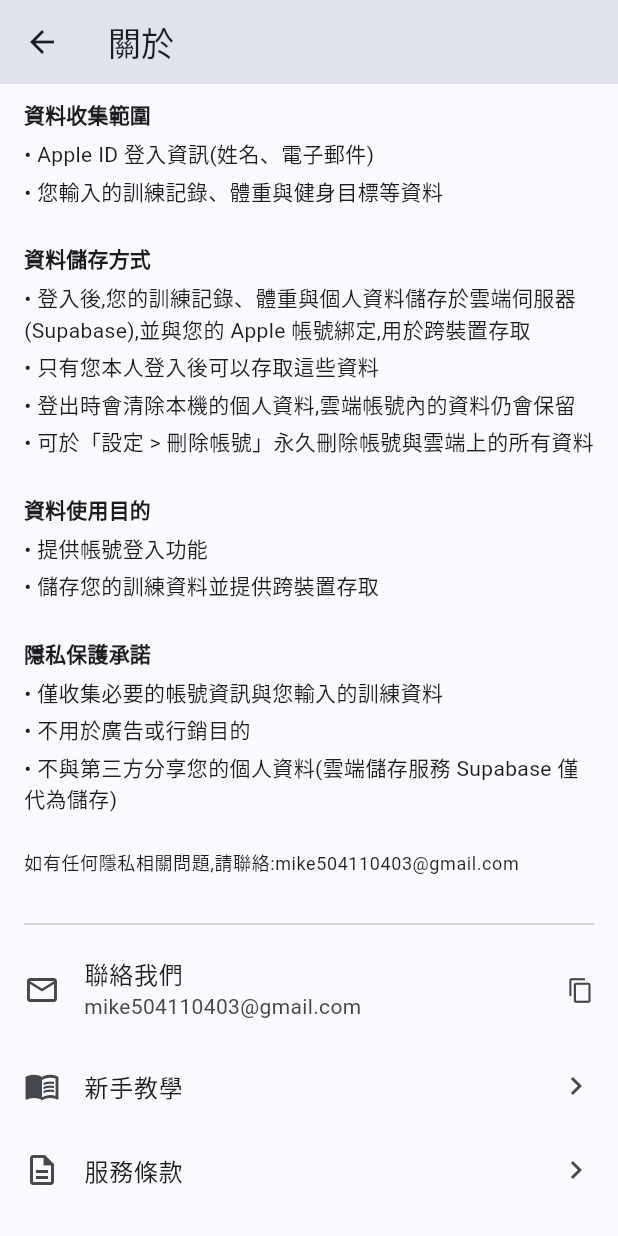
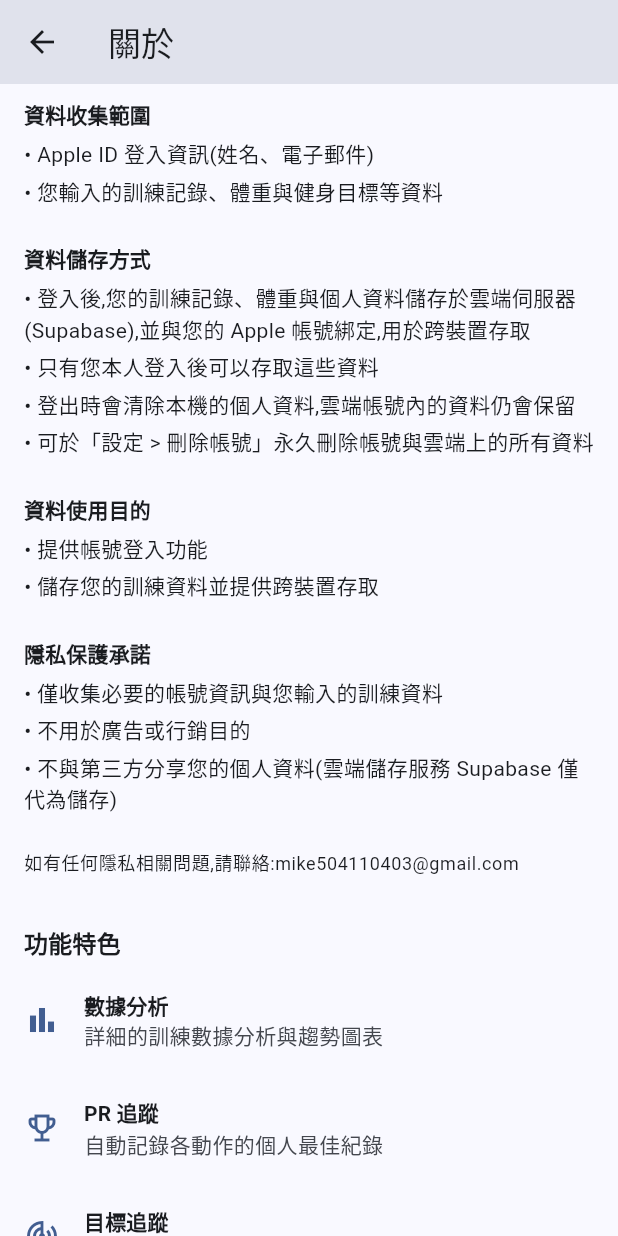
Before and after one commit to mike504110403/workout-record, a Flutter app: the AboutPage screen opened directly, scrolled down 207 dp, on a phone screen of 412 x 824 dp. Run offline on Flutter 3.47's test engine with Material 3 defaults, Android fonts, the light colour scheme and no system bars; our stand-ins replace drift, drift_flutter, fl_chart, flutter_riverpod, go_router, package_info_plus and 3 more; missing offline and left inert: sqlite3; accounts and stored records are empty; generated files the repository leaves out were written again.

Commit message:
feat(wave8): 1RM 公式說明頁、重置所有設定、關於頁功能特色與開發者;onboarding 移除不存在的成就/計劃宣傳(對照 iOS)

```diff
--- a/app/lib/features/onboarding/onboarding_page.dart
+++ b/app/lib/features/onboarding/onboarding_page.dart
@@ -217,9 +217,9 @@ class _WelcomeStep extends StatelessWidget {
           ),
           SizedBox(height: 12),
           _FeatureCard(
-            icon: Icons.emoji_events,
-            title: '成就系統',
-            description: '解鎖各種成就,激勵持續訓練',
+            icon: Icons.track_changes,
+            title: '目標設定',
+            description: '設定健身目標,持續追蹤達成進度',
           ),
         ],
       ),
@@ -449,8 +449,8 @@ class _FeaturesStep extends StatelessWidget {
   static const _features = [
     (Icons.fitness_center, '訓練記錄', '記錄每次訓練'),
     (Icons.bar_chart, '數據分析', '查看訓練統計'),
-    (Icons.calendar_month, '計劃安排', '規劃訓練計劃'),
-    (Icons.emoji_events, '成就系統', '解鎖各種成就'),
+    (Icons.library_books, '訓練範本', '儲存常用範本,快速開始訓練'),
+    (Icons.emoji_events, 'PR 追蹤', '記錄各動作的個人最佳'),
     (Icons.track_changes, '目標設定', '設定健身目標'),
     (Icons.cloud_done, '雲端儲存', '登入後資料與帳號綁定,跨裝置存取'),
   ];
@@ -464,7 +464,7 @@ class _FeaturesStep extends StatelessWidget {
           const _StepHeader(
             icon: Icons.star,
             title: '主要功能',
-            description: '應用程式提供完整的健身記錄功能,包括訓練記錄、進度追蹤和成就系統',
+            description: '應用程式提供完整的健身記錄功能,包括訓練記錄、進度追蹤和目標設定',
           ),
           const SizedBox(height: 24),
           GridView.count(
--- a/app/lib/features/settings/about/about_page.dart
+++ b/app/lib/features/settings/about/about_page.dart
@@ -134,6 +134,29 @@ class _AboutPageState extends State<AboutPage> {
           ),
           const SizedBox(height: 20),
           Text('如有任何隱私相關問題,請聯絡:$kContactEmail', style: Theme.of(context).textTheme.bodySmall),
+          const SizedBox(height: 32),
+          Text('功能特色', style: Theme.of(context).textTheme.titleMedium?.copyWith(fontWeight: FontWeight.bold)),
+          const SizedBox(height: 4),
+          const _FeatureRow(
+            icon: Icons.bar_chart,
+            title: '數據分析',
+            description: '詳細的訓練數據分析與趨勢圖表',
+          ),
+          const _FeatureRow(
+            icon: Icons.emoji_events_outlined,
+            title: 'PR 追蹤',
+            description: '自動記錄各動作的個人最佳紀錄',
+          ),
+          const _FeatureRow(
+            icon: Icons.track_changes,
+            title: '目標追蹤',
+            description: '設定並追蹤您的健身目標',
+          ),
+          const _FeatureRow(
+            icon: Icons.fitness_center,
+            title: '三項力量',
+            description: '專業的深蹲、臥推、硬舉記錄',
+          ),
           const SizedBox(height: 24),
           const Divider(),
           ListTile(
@@ -171,8 +194,34 @@ class _AboutPageState extends State<AboutPage> {
               MaterialPageRoute<void>(builder: (_) => const TermsOfServicePage()),
             ),
           ),
+          const Divider(),
+          const ListTile(
+            key: Key('aboutDeveloperTile'),
+            contentPadding: EdgeInsets.zero,
+            title: Text('開發者'),
+            trailing: Text('Mike Lin', style: TextStyle(color: Colors.grey)),
+          ),
         ],
       ),
+    );
+  }
+}
+
+class _FeatureRow extends StatelessWidget {
+  const _FeatureRow({required this.icon, required this.title, required this.description});
+
+  final IconData icon;
+  final String title;
+  final String description;
+
+  @override
+  Widget build(BuildContext context) {
+    final theme = Theme.of(context);
+    return ListTile(
+      contentPadding: EdgeInsets.zero,
+      leading: Icon(icon, color: theme.colorScheme.primary),
+      title: Text(title, style: theme.textTheme.titleSmall?.copyWith(fontWeight: FontWeight.bold)),
+      subtitle: Text(description),
     );
   }
 }
```
Also changed, not shown: app/lib/features/settings/preferences/formula_explanation_page.dart (added, +54 -0 lines), app/lib/features/settings/preferences/preferences_page.dart (+60 -0 lines), 3 other files.
